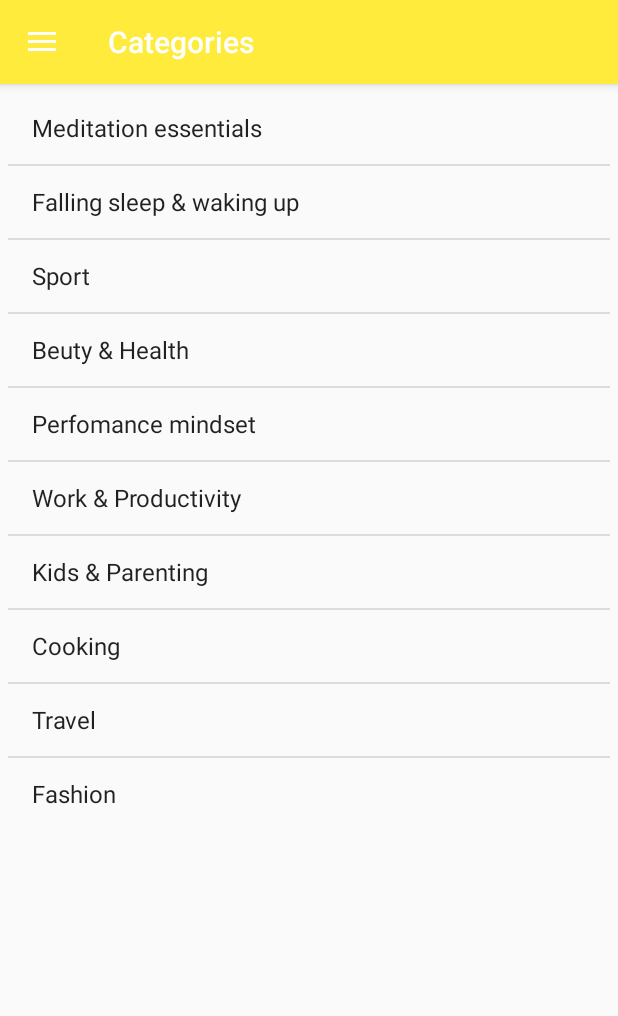
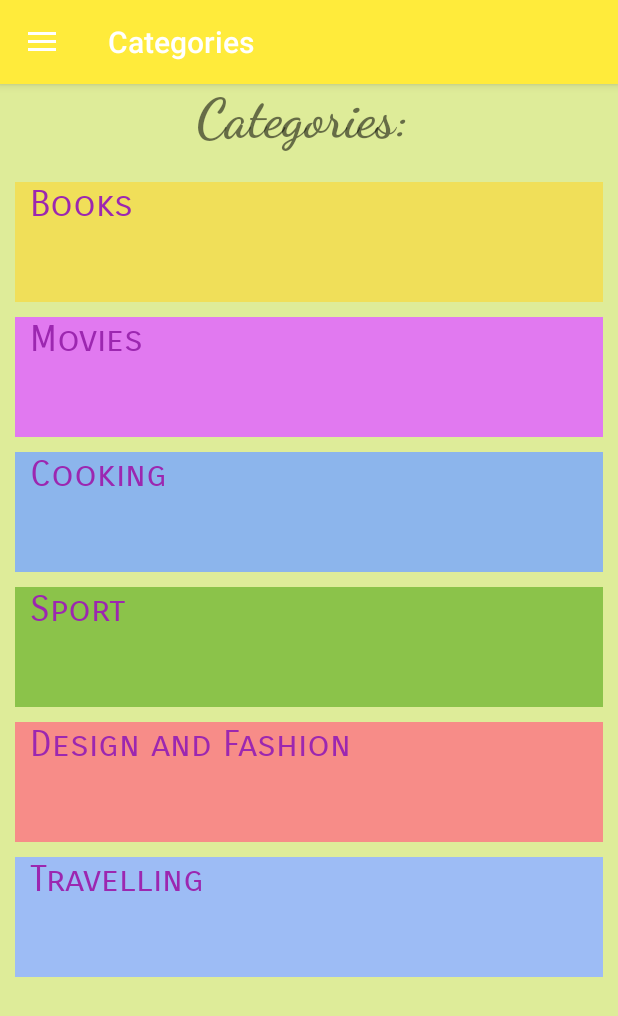
Before and after one commit to GGnet123/MobileProject, an Android app: the MainActivity screen opened directly, with no data from a screen before it, in the side drawer, after a tap on "Categories", on a phone screen of 412 x 824 dp. Shown: the top 1016 px of the screen. Run offline under Robolectric (Android 15) with nearby library versions, the phone set to English and light mode, and no system bars; our stand-ins replace navigation-ui.

Commit message:
adding categories

```diff
--- a/app/src/main/java/com/example/gauharproject/retrofit/NetworkClient.java
+++ b/app/src/main/java/com/example/gauharproject/retrofit/NetworkClient.java
@@ -4,7 +4,7 @@ import retrofit2.Retrofit;
 import retrofit2.converter.gson.GsonConverterFactory;
 
 public class NetworkClient {
-    public static final String BASE_URL = "http://fec1b8e7.ngrok.io/";
+    public static final String BASE_URL = "http://77557883.ngrok.io/";
     public static Retrofit retrofit;
 
     public static Retrofit getRetrofitClient(){
--- a/app/src/main/java/com/example/gauharproject/ui/categories/CategoriesFragment.java
+++ b/app/src/main/java/com/example/gauharproject/ui/categories/CategoriesFragment.java
@@ -1,9 +1,11 @@
 package com.example.gauharproject.ui.categories;
 
+import android.content.Intent;
 import android.os.Bundle;
 import android.view.LayoutInflater;
 import android.view.View;
 import android.view.ViewGroup;
+import android.widget.Adapter;
 import android.widget.AdapterView;
 import android.widget.ArrayAdapter;
 import android.widget.ListView;
@@ -15,6 +17,7 @@ import androidx.fragment.app.Fragment;
 import androidx.lifecycle.Observer;
 import androidx.lifecycle.ViewModelProviders;
 
+import com.example.gauharproject.CategoryActivity;
 import com.example.gauharproject.MainActivity;
 import com.example.gauharproject.R;
 
@@ -34,7 +37,7 @@ public class CategoriesFragment extends Fragment {
                              ViewGroup container, Bundle savedInstanceState) {
         categoriesViewModel =
                 ViewModelProviders.of(this).get(CategoriesViewModel.class);
-        View root = inflater.inflate(R.layout.fragment_categories, container, false);
+        final View root = inflater.inflate(R.layout.fragment_categories, container, false);
         final TextView textView = root.findViewById(R.id.text_categories);
         categoriesViewModel.getText().observe(this, new Observer<String>() {
             @Override
@@ -43,20 +46,63 @@ public class CategoriesFragment extends Fragment {
             }
         });
 
-        final ListView categoryList = root.findViewById(R.id.categoryList);
+        final TextView cat1 = root.findViewById(R.id.cat1);
+        final TextView cat2 = root.findViewById(R.id.cat2);
+        final TextView cat3 = root.findViewById(R.id.cat3);
+        final TextView cat4 = root.findViewById(R.id.cat4);
+        final TextView cat5 = root.findViewById(R.id.cat5);
+        final TextView cat6 = root.findViewById(R.id.cat6);
 
-        ArrayAdapter<String> adapter = new ArrayAdapter (getActivity(), android.R.layout.simple_list_item_1,categories);
-        categoryList.setAdapter(adapter);
-        categoryList.setOnItemClickListener(new AdapterView.OnItemClickListener() {
+        cat1.setOnClickListener(new View.OnClickListener() {
             @Override
-            public void onItemClick(AdapterView<?> parent, View view, int position, long id) {
-                String selectedItem = categories[position];
-//                selection.setText(selectedItem);
+            public void onClick(View v) {
+                Intent intent = new Intent((MainActivity)getContext(), CategoryActivity.class);
+                intent.putExtra("category", 1);
+                startActivity(intent);
             }
         });
+        cat2.setOnClickListener(new View.OnClickListener() {
+            @Override
+            public void onClick(View v) {
+                Intent intent = new Intent((MainActivity)getContext(), CategoryActivity.class);
+                intent.putExtra("category", 2);
+                startActivity(intent);
+            }
+        });
+        cat3.setOnClickListener(new View.OnClickListener() {
+            @Override
+            public void onClick(View v) {
+                Intent intent = new Intent((MainActivity)getContext(), CategoryActivity.class);
+                intent.putExtra("category", 3);
+                startActivity(intent);
+            }
+        });
+        cat4.setOnClickListener(new View.OnClickListener() {
+            @Override
+            public void onClick(View v) {
+                Intent intent = new Intent((MainActivity)getContext(), CategoryActivity.class);
+                intent.putExtra("category", 4);
+                startActivity(intent);
+            }
+        });
+        cat5.setOnClickListener(new View.OnClickListener() {
+            @Override
+            public void onClick(View v) {
+                Intent intent = new Intent((MainActivity)getContext(), CategoryActivity.class);
+                intent.putExtra("category", 5);
+                startActivity(intent);
+            }
+        });
+        cat6.setOnClickListener(new View.OnClickListener() {
+            @Override
+            public void onClick(View v) {
+                Intent intent = new Intent((MainActivity)getContext(), CategoryActivity.class);
+                intent.putExtra("category", 6);
+                startActivity(intent);
+            }
+        });
+
         return root;
-
-
 
     }
 }
--- a/app/src/main/res/layout/fragment_categories.xml
+++ b/app/src/main/res/layout/fragment_categories.xml
@@ -8,28 +8,111 @@
         android:id="@+id/text_categories"
         android:layout_width="0dp"
         android:layout_height="0dp"
-        android:layout_marginStart="8dp"
-        android:layout_marginTop="8dp"
-        android:layout_marginEnd="8dp"
         android:textAlignment="center"
-        android:textSize="20sp"
+        android:textSize="0sp"
         app:layout_constraintEnd_toEndOf="parent"
         app:layout_constraintStart_toStartOf="parent"
         app:layout_constraintTop_toTopOf="parent" />
+
     <LinearLayout
-        android:layout_width="wrap_content"
-        android:layout_height="wrap_content"
-        android:orientation="vertical"
-        app:layout_constraintEnd_toEndOf="parent"
-        app:layout_constraintStart_toStartOf="parent"
-        app:layout_constraintTop_toTopOf="parent">
+        android:layout_width="match_parent"
+        android:layout_height="match_parent"
+        android:background="#A993CE"
+        android:backgroundTint="#DEEC99"
+        android:orientation="vertical">
 
-    <ListView
-        android:id="@+id/categoryList"
-        android:layout_width="wrap_content"
-        android:layout_height="wrap_content"
-        android:padding="5dp"
-        />
+        <TextView
+            android:layout_width="match_parent"
+            android:layout_height="wrap_content"
+            android:layout_marginBottom="20dp"
+            android:fontFamily="cursive"
+            android:text="Categories: "
+            android:textAlignment="center"
+            android:textSize="36sp"
+            android:textStyle="bold" />
+
+        <TextView
+            android:id="@+id/cat1"
+            android:layout_width="match_parent"
+            android:layout_height="80dp"
+            android:layout_marginLeft="10dp"
+            android:layout_marginRight="10dp"
+            android:layout_marginBottom="10dp"
+            android:background="#F0DF59"
+            android:fontFamily="sans-serif-smallcaps"
+            android:paddingLeft="10dp"
+            android:text="Books"
+            android:textColor="#9C27B0"
+            android:textSize="24sp" />
+
+        <TextView
+            android:id="@+id/cat2"
+            android:layout_width="match_parent"
+            android:layout_height="80dp"
+            android:layout_marginLeft="10dp"
+            android:layout_marginRight="10dp"
+            android:layout_marginBottom="10dp"
+            android:background="#E179F0"
+            android:fontFamily="sans-serif-smallcaps"
+            android:paddingLeft="10dp"
+            android:text="Movies"
+            android:textColor="#9C27B0"
+            android:textSize="24sp" />
+
+        <TextView
+            android:id="@+id/cat3"
+            android:layout_width="match_parent"
+            android:layout_height="80dp"
+            android:layout_marginLeft="10dp"
+            android:layout_marginRight="10dp"
+            android:layout_marginBottom="10dp"
+            android:background="#8CB5EC"
+            android:fontFamily="sans-serif-smallcaps"
+            android:paddingLeft="10dp"
+            android:text="Cooking"
+            android:textColor="#9C27B0"
+            android:textSize="24sp" />
+
+        <TextView
+            android:id="@+id/cat4"
+            android:layout_width="match_parent"
+            android:layout_height="80dp"
+            android:layout_marginLeft="10dp"
+            android:layout_marginRight="10dp"
+            android:layout_marginBottom="10dp"
+            android:background="#8BC34A"
+            android:fontFamily="sans-serif-smallcaps"
+            android:paddingLeft="10dp"
+            android:text="Sport"
+            android:textColor="#9C27B0"
+            android:textSize="24sp" />
+
+        <TextView
+            android:id="@+id/cat5"
+            android:layout_width="match_parent"
+            android:layout_height="80dp"
+            android:layout_marginLeft="10dp"
+            android:layout_marginRight="10dp"
+            android:layout_marginBottom="10dp"
+            android:background="#F78C88"
+            android:fontFamily="sans-serif-smallcaps"
+            android:paddingLeft="10dp"
+            android:text="Design and Fashion"
+            android:textColor="#9C27B0"
+            android:textSize="24sp" />
+
+        <TextView
+            android:id="@+id/cat6"
+            android:layout_width="match_parent"
+            android:layout_height="80dp"
+            android:layout_marginLeft="10dp"
+            android:layout_marginRight="10dp"
+            android:layout_marginBottom="10dp"
+            android:background="#9DBCF5"
+            android:fontFamily="sans-serif-smallcaps"
+            android:paddingLeft="10dp"
+            android:text="Travelling"
+            android:textColor="#9C27B0"
+            android:textSize="24sp" />
     </LinearLayout>
-
 </androidx.constraintlayout.widget.ConstraintLayout>
```
Also changed, not shown: app/src/main/AndroidManifest.xml (+7 -0 lines), app/src/main/java/com/example/gauharproject/CategoryActivity.java (added, +14 -0 lines), app/src/main/res/layout/activity_category_content.xml (added, +15 -0 lines), app/src/main/res/layout/fragment_home.xml (+16 -6 lines), app/src/main/res/drawable/blog1.jpg (added), app/src/main/res/drawable/blog2.jpg (added), app/src/main/res/drawable/mainimage.jpg (deleted), app/src/main/res/drawable/notes.png (deleted), app/src/main/res/drawable/popular.png (deleted), app/src/main/res/drawable/profile.png (deleted), app/src/main/res/drawable/settings.png (deleted).
